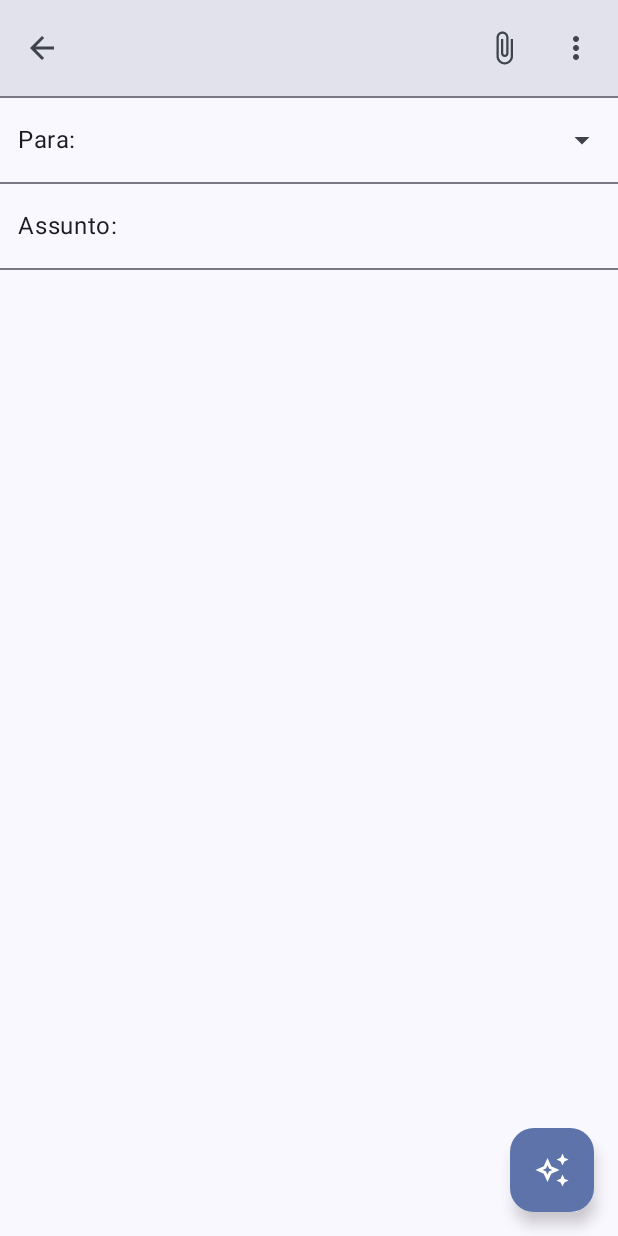
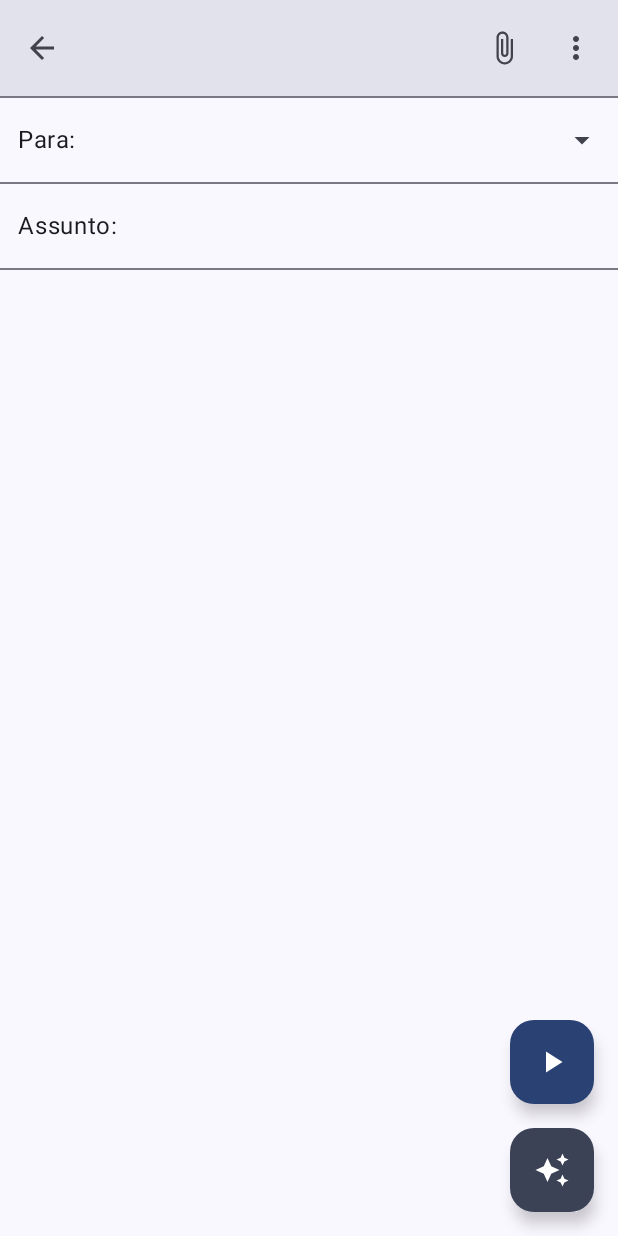
Before and after one commit to Guihermee/Fiapweb, an Android app built with Jetpack Compose: the composable TelaEnvioDeEmailScreen shown on its own in the app's theme, on a phone screen of 412 x 824 dp. Run offline under Robolectric (Android 15) with nearby library versions, the phone set to English and light mode, and no system bars; our stand-ins replace livedata-compose; 1 statement that could not run was skipped.

Commit message:
adicionando botao de enviar

```diff
--- a/app/src/main/java/br/com/fiap/fiapweb/components/SendButton.kt
+++ /dev/null
@@ -1,43 +0,0 @@
-package br.com.fiap.fiapweb.components
-import androidx.compose.foundation.layout.Arrangement
-import androidx.compose.foundation.layout.Column
-import androidx.compose.foundation.layout.fillMaxWidth
-import androidx.compose.foundation.layout.height
-import androidx.compose.foundation.layout.padding
-import androidx.compose.foundation.layout.width
-import androidx.compose.material3.Button
-import androidx.compose.material3.ButtonDefaults
-import androidx.compose.material3.Icon
-import androidx.compose.material3.Text
-import androidx.compose.runtime.Composable
-import androidx.compose.ui.Alignment
-import androidx.compose.ui.Modifier
-import androidx.compose.ui.graphics.Color
-import androidx.compose.ui.res.colorResource
-import androidx.compose.ui.res.painterResource
-import androidx.compose.ui.unit.dp
-import br.com.fiap.fiapweb.R
-
-@Composable
-fun SendButton(
-    modifier: Modifier
-) {
-    Column (modifier = Modifier
-        .fillMaxWidth()
-        .height(55.dp)
-        .width(150.dp),
-            horizontalAlignment = Alignment.CenterHorizontally,
-            verticalArrangement = Arrangement.Bottom){
-        Button(
-            onClick = { /*TODO*/ },
-            modifier = Modifier,
-            colors = ButtonDefaults.buttonColors(containerColor = Color.Gray)
-        ) {
-            Text(text = "ENVIAR")
-            Icon(modifier = Modifier.padding(horizontal = 8.dp),
-                painter = painterResource(id = R.drawable.baseline_send_24),
-                contentDescription ="Icone de enviar",
-                tint = colorResource(id = R.color.white))
-        }
-    }
-}
--- a/app/src/main/java/br/com/fiap/fiapweb/screens/TelaEnvioDeEmailScreen.kt
+++ b/app/src/main/java/br/com/fiap/fiapweb/screens/TelaEnvioDeEmailScreen.kt
@@ -1,16 +1,22 @@
 package br.com.fiap.fiapweb.screens
 
+import androidx.compose.foundation.layout.Arrangement
 import androidx.compose.foundation.layout.Box
 import androidx.compose.foundation.layout.Column
 import androidx.compose.foundation.layout.fillMaxSize
 import androidx.compose.foundation.layout.fillMaxWidth
 import androidx.compose.foundation.layout.padding
 import androidx.compose.material.icons.Icons
+import androidx.compose.material.icons.filled.Add
+import androidx.compose.material.icons.filled.AutoAwesome
+import androidx.compose.material.icons.filled.Edit
+import androidx.compose.material.icons.filled.PlayArrow
 import androidx.compose.material.icons.outlined.AutoAwesome
 import androidx.compose.material3.Divider
 import androidx.compose.material3.ExperimentalMaterial3Api
 import androidx.compose.material3.FloatingActionButton
 import androidx.compose.material3.Icon
+import androidx.compose.material3.MaterialTheme
 import androidx.compose.material3.Scaffold
 import androidx.compose.runtime.Composable
 import androidx.compose.runtime.getValue
@@ -20,9 +26,11 @@ import androidx.compose.runtime.remember
 import androidx.compose.runtime.setValue
 import androidx.compose.ui.Alignment
 import androidx.compose.ui.Modifier
+import androidx.compose.ui.res.painterResource
 import androidx.compose.ui.text.input.KeyboardType
 import androidx.compose.ui.unit.dp
 import androidx.navigation.NavController
+import br.com.fiap.fiapweb.R
 import br.com.fiap.fiapweb.components.EmailAdress
 import br.com.fiap.fiapweb.components.EmailBody
 import br.com.fiap.fiapweb.components.HeaderEscreverEmail
@@ -43,12 +51,36 @@ fun TelaEnvioDeEmailScreen(
     val ccoFieldValue by envioDeEmailViewModel.ccoFieldValue.observeAsState(initial = "")
     var showCcCcoFields by remember { mutableStateOf(false) }
 
+
     Scaffold(
+//        floatingActionButton = {
+//            FloatingActionButton(onClick = {navController.navigate("telaLeituraEmail")}) {
+//                Icon(imageVector = Icons.Outlined.AutoAwesome, contentDescription = "Generate Icon")
+//            }
+//        }
+
         floatingActionButton = {
-            FloatingActionButton(onClick = {navController.navigate("telaLeituraEmail")}) {
-                Icon(imageVector = Icons.Outlined.AutoAwesome, contentDescription = "Generate Icon")
+            Column(
+                horizontalAlignment = Alignment.End,
+                verticalArrangement = Arrangement.spacedBy(16.dp)
+            ) {
+                FloatingActionButton(
+                    onClick = { /* Ação do primeiro botão */ },
+                    containerColor = MaterialTheme.colorScheme.primary,
+                    contentColor = MaterialTheme.colorScheme.onPrimary
+                ) {  Icon(Icons.Default.PlayArrow, contentDescription = "Enviar")
+                }
+                FloatingActionButton(
+                    onClick = { /* Ação do segundo botão */ },
+                    containerColor = MaterialTheme.colorScheme.secondary,
+                    contentColor = MaterialTheme.colorScheme.onSecondary
+                ) {
+                    Icon(Icons.Default.AutoAwesome, contentDescription = "AI")
+                }
             }
-        },
+        }
+
+        ,
 
         topBar = { HeaderEscreverEmail(textContent = "") {
 
@@ -115,11 +147,6 @@ fun TelaEnvioDeEmailScreen(
                     keyboardType = KeyboardType.Text,
                     updateValue = { envioDeEmailViewModel.onEmailBodyFieldValueChanged(it) }
                 )
-
-                SendButton(
-                    modifier = Modifier
-                        .fillMaxWidth(),
-                )
             }
         }
     }
```
Also changed, not shown: app/src/main/res/drawable/ai_email_vector.xml (added, +20 -0 lines).
